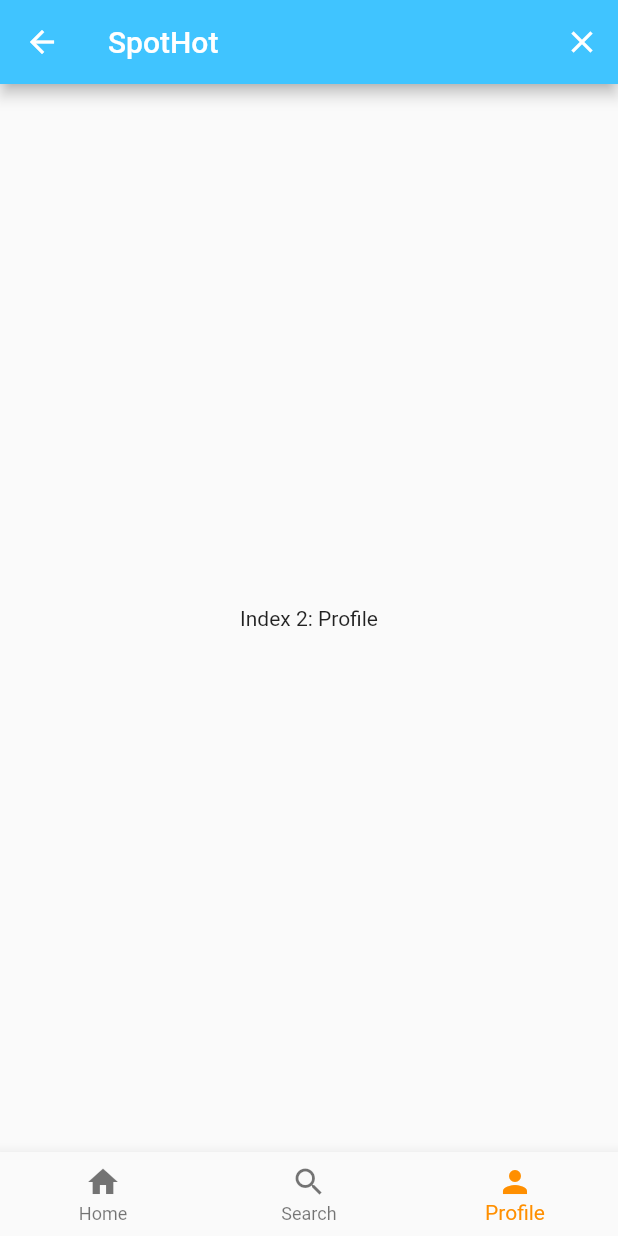
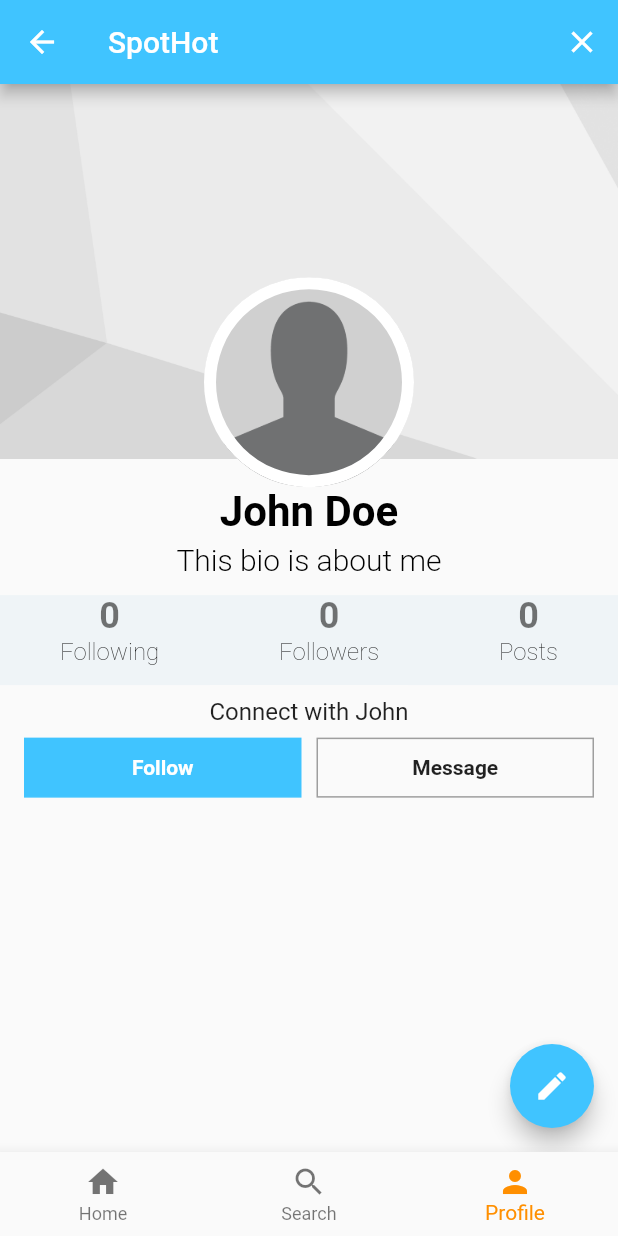
Before and after one commit to gustavojimenez41/SpotHot, a Flutter app: the Home screen opened by its route, item 3 of the bottom bar chosen, on a phone screen of 412 x 824 dp. Run offline on Flutter 3.47's test engine with Material 2 defaults, Android fonts, the phone set to English and light mode, and no system bars; our stand-ins replace cloud_firestore, firebase_auth, firebase_core, firebase_storage, geolocator, google_maps_flutter and 1 more; accounts and stored records are empty; Roboto replaces fonts that are missing (Spectral).

Commit message:
basic profile

```diff
--- a/lib/screens/home.dart
+++ b/lib/screens/home.dart
@@ -1,6 +1,7 @@
 import 'package:flutter/material.dart';
 import 'package:firebase_auth/firebase_auth.dart' as auth;
 import 'maps.dart';
+import 'profile.dart';
 
 class Home extends StatefulWidget {
   static const id = "home";
@@ -17,9 +18,7 @@ class _HomeState extends State<Home> {
     Text(
       'Index 1: Search',
     ),
-    Text(
-      'Index 2: Profile',
-    ),
+    Profile(),
   ];
 
   void _onItemTapped(int index) {
--- /dev/null
+++ b/lib/screens/newpost.dart
@@ -0,0 +1,52 @@
+import 'package:flutter/material.dart';
+
+class NewPost extends StatelessWidget {
+  String newPostText;
+
+  @override
+  Widget build(BuildContext context) {
+    return Container(
+      color: Color(0xFF757575),
+      child: Container(
+        padding: EdgeInsets.all(20.0),
+        decoration: BoxDecoration(
+          color: Colors.white,
+          borderRadius: BorderRadius.only(
+            topLeft: Radius.circular(20.0),
+            topRight: Radius.circular(20.0),
+          ),
+        ),
+        child: Column(
+          crossAxisAlignment: CrossAxisAlignment.stretch,
+          children: [
+            Container(
+              margin: EdgeInsets.all(8.0),
+              child: TextField(
+                maxLines: 10,
+                decoration: InputDecoration(
+                  hintText: "What's happening?",
+                  border: OutlineInputBorder(),
+                ),
+                autofocus: true,
+                onChanged: (newText) {
+                  newPostText = newText;
+                },
+              ),
+            ),
+            Padding(
+              padding: const EdgeInsets.only(top: 5.0, right: 75.0, left: 75.0),
+              child: FlatButton(
+                  color: Colors.lightBlueAccent,
+                  textColor: Colors.white,
+                  onPressed: () {
+                    //add the task to the list
+                    Navigator.pop(context);
+                  },
+                  child: Text('Post')),
+            )
+          ],
+        ),
+      ),
+    );
+  }
+}
--- /dev/null
+++ b/lib/screens/profile.dart
@@ -0,0 +1,244 @@
+import 'package:flutter/material.dart';
+import 'package:flutter/rendering.dart';
+import 'package:spot_hot/models/user.dart';
+import 'newpost.dart';
+
+class Profile extends StatefulWidget {
+  @override
+  _ProfileState createState() => _ProfileState();
+}
+
+class _ProfileState extends State<Profile> {
+  String _fullname = "John Doe";
+  String _bio = "This bio is about me";
+  String _followers = "0";
+  String _following = "0";
+  String _posts = "0";
+
+  Widget _buildCoverImage(Size screenSize) {
+    return Container(
+      height: screenSize.height / 3.3,
+      decoration: BoxDecoration(
+        image: DecorationImage(
+          image: AssetImage('images/defaultwallpaper.jpg'),
+          fit: BoxFit.cover,
+        ),
+      ),
+    );
+  }
+
+  Widget _buildProfileImage() {
+    return Center(
+      child: Container(
+        width: 140.0,
+        height: 140.0,
+        decoration: BoxDecoration(
+          image: DecorationImage(
+            image: AssetImage('images/defaultprofile.png'),
+          ),
+          borderRadius: BorderRadius.circular(80.0),
+          border: Border.all(
+            color: Colors.white,
+            width: 8.0,
+          ),
+        ),
+      ),
+    );
+  }
+
+  Widget _buildFullName() {
+    TextStyle _nameTextStyle = TextStyle(
+      fontFamily: 'Roboto',
+      color: Colors.black,
+      fontSize: 28.0,
+      fontWeight: FontWeight.w700,
+    );
+
+    return Text(
+      _fullname,
+      style: _nameTextStyle,
+    );
+  }
+
+  Widget _buildBio(BuildContext context) {
+    return Container(
+      padding: EdgeInsets.symmetric(vertical: 4.0, horizontal: 6.0),
+      decoration: BoxDecoration(
+        color: Theme.of(context).scaffoldBackgroundColor,
+        borderRadius: BorderRadius.circular(4.0),
+      ),
+      child: Text(
+        _bio,
+        style: TextStyle(
+          fontFamily: 'Spectral',
+          color: Colors.black,
+          fontSize: 20.0,
+          fontWeight: FontWeight.w300,
+        ),
+      ),
+    );
+  }
+
+  Widget _buildStatItem(String label, String count) {
+    TextStyle _statLabelTextStyle = TextStyle(
+      fontFamily: 'Roboto',
+      color: Colors.black,
+      fontSize: 16.0,
+      fontWeight: FontWeight.w200,
+    );
+
+    TextStyle _statCountTextStyle = TextStyle(
+      color: Colors.black54,
+      fontSize: 24.0,
+      fontWeight: FontWeight.bold,
+    );
+
+    return Column(
+      children: [
+        Text(
+          count,
+          style: _statCountTextStyle,
+        ),
+        Text(
+          label,
+          style: _statLabelTextStyle,
+        ),
+      ],
+    );
+  }
+
+  Widget _buildStatContainer() {
+    return Container(
+      height: 60.0,
+      margin: EdgeInsets.only(top: 8.0),
+      decoration: BoxDecoration(
+        color: Color(0xFFEFF4F7),
+      ),
+      child: Row(
+        mainAxisAlignment: MainAxisAlignment.spaceAround,
+        children: <Widget>[
+          _buildStatItem("Following", _following),
+          _buildStatItem("Followers", _followers),
+          _buildStatItem("Posts", _posts),
+        ],
+      ),
+    );
+  }
+
+  Widget _buildButtons() {
+    return Padding(
+      padding: EdgeInsets.symmetric(vertical: 8.0, horizontal: 16.0),
+      child: Row(
+        children: [
+          Expanded(
+            child: InkWell(
+              onTap: () {
+                //handle the follow button functionality
+                print("followed");
+              },
+              child: Container(
+                height: 40.0,
+                decoration: BoxDecoration(
+                  border: Border.all(color: Colors.lightBlueAccent.shade200),
+                  color: Colors.lightBlueAccent,
+                ),
+                child: Center(
+                  child: Text(
+                    "Follow",
+                    style: TextStyle(
+                      color: Colors.white,
+                      fontWeight: FontWeight.w600,
+                    ),
+                  ),
+                ),
+              ),
+            ),
+          ),
+          SizedBox(width: 10.0),
+          Expanded(
+            child: InkWell(
+              onTap: () => print("Message"),
+              child: Container(
+                height: 40.0,
+                decoration: BoxDecoration(
+                  border: Border.all(color: Colors.grey),
+                ),
+                child: Center(
+                  child: Padding(
+                    padding: EdgeInsets.all(10.0),
+                    child: Text(
+                      "Message",
+                      style: TextStyle(fontWeight: FontWeight.w600),
+                    ),
+                  ),
+                ),
+              ),
+            ),
+          )
+        ],
+      ),
+    );
+  }
+
+  Widget _buildConnectWithUser(BuildContext context) {
+    return Container(
+      color: Theme.of(context).scaffoldBackgroundColor,
+      padding: EdgeInsets.only(top: 8.0),
+      child: Text(
+        'Connect with ${_fullname.split(" ")[0]}',
+        style: TextStyle(
+          fontFamily: 'Roboto',
+          fontSize: 16.0,
+        ),
+      ),
+    );
+  }
+
+  //14:20
+
+  @override
+  Widget build(BuildContext context) {
+    Size screenSize = MediaQuery.of(context).size;
+
+    return Scaffold(
+      body: Stack(
+        children: [
+          _buildCoverImage(screenSize),
+          SafeArea(
+            child: SingleChildScrollView(
+              child: Column(
+                children: [
+                  SizedBox(height: screenSize.height / 6.4),
+                  _buildProfileImage(),
+                  _buildFullName(),
+                  _buildBio(context),
+                  _buildStatContainer(),
+                  _buildConnectWithUser(context),
+                  _buildButtons(),
+                ],
+              ),
+            ),
+          ),
+        ],
+      ),
+      floatingActionButton: FloatingActionButton(
+        onPressed: () {
+          // Handler to create a new post
+          showModalBottomSheet(
+            context: context,
+            isScrollControlled: true,
+            builder: (BuildContext context) => SingleChildScrollView(
+              child: Container(
+                padding: EdgeInsets.only(
+                    bottom: MediaQuery.of(context).viewInsets.bottom),
+                child: NewPost(),
+              ),
+            ),
+          );
+        },
+        child: Icon(Icons.create),
+        backgroundColor: Colors.lightBlueAccent,
+      ),
+    );
+  }
+}
```
Also changed, not shown: images/defaultprofile.png (added), images/defaultwallpaper.jpg (added).
